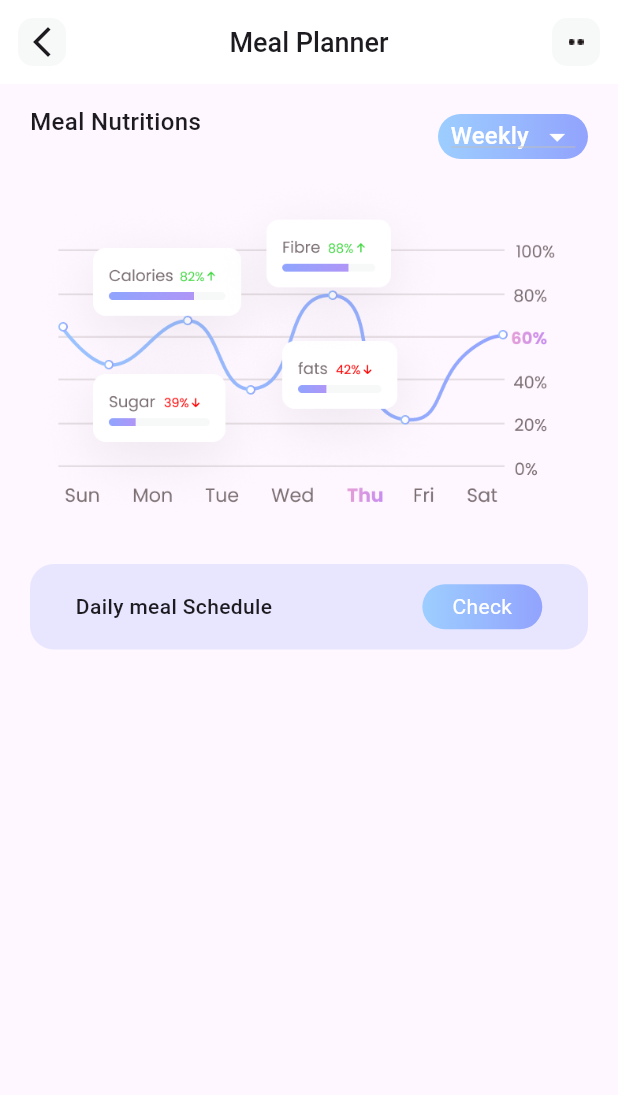
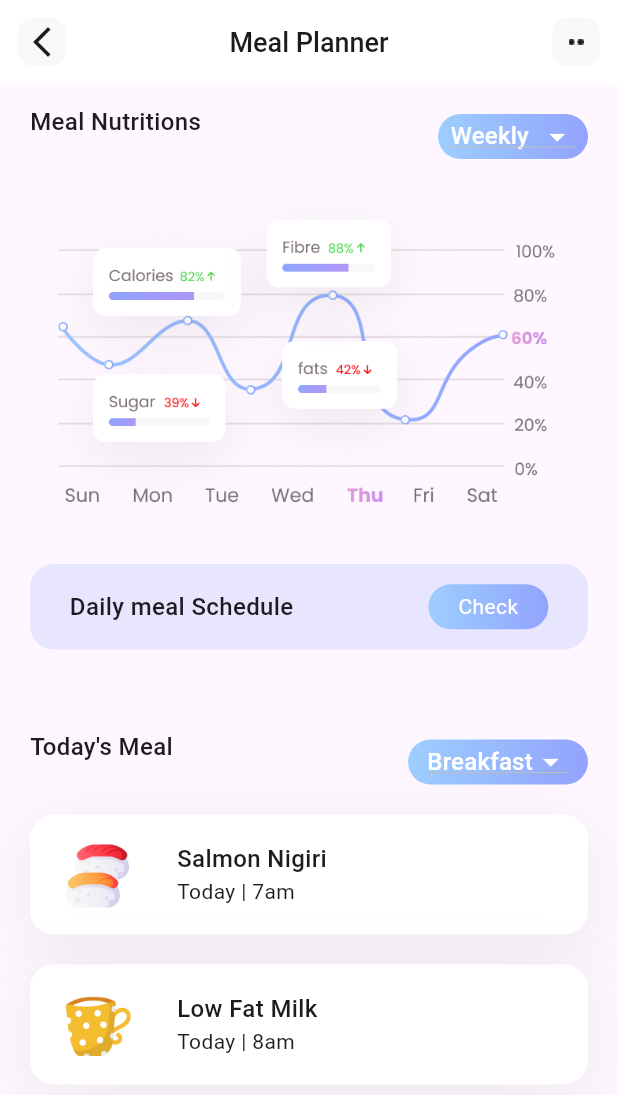
Before and after one commit to ShashiniHanshani/fitnestX, a Flutter app: the screen it shows after launch, on a phone screen of 412 x 824 dp. Shown: the top 1095 px of the screen. Run offline on Flutter 3.47's test engine with Material 3 defaults, Android fonts, the phone set to English and light mode, and no system bars.

Commit message:
Today's meal

```diff
--- /dev/null
+++ b/fitness_app/lib/models/find_something_to_eat_model/today_meal.dart
@@ -0,0 +1,31 @@
+class TodayMealModel {
+  String iconPath;
+  String name;
+  String time;
+
+  TodayMealModel({
+    required this.iconPath,
+    required this.name,
+    required this.time,
+  });
+
+  static List<TodayMealModel> getTodaymeal() {
+    List<TodayMealModel> todayMeal = [];
+
+    todayMeal.add(
+      TodayMealModel(
+        iconPath: "assets/icons/salmon.png",
+        name: "Salmon Nigiri",
+        time: "7am",
+      ),
+    );
+    todayMeal.add(
+      TodayMealModel(
+        iconPath: "assets/icons/lowfatMilk.png",
+        name: "Low Fat Milk",
+        time: "8am",
+      ),
+    );
+    return todayMeal;
+  }
+}
--- a/fitness_app/lib/pages/meal_planner/landing_page.dart
+++ b/fitness_app/lib/pages/meal_planner/landing_page.dart
@@ -1,3 +1,4 @@
+import 'package:fitness_app/models/find_something_to_eat_model/today_meal.dart';
 import 'package:flutter/material.dart';
 
 class landing_page extends StatefulWidget {
@@ -8,8 +9,15 @@ class landing_page extends StatefulWidget {
 }
 
 class _landing_pageState extends State<landing_page> {
+  List<TodayMealModel> todayMeal = [];
+
+  void _getInfo() {
+    todayMeal = TodayMealModel.getTodaymeal();
+  }
+
   @override
   Widget build(BuildContext context) {
+    _getInfo();
     Size size = MediaQuery.of(context).size;
     return Scaffold(
       //app bar
@@ -26,6 +34,107 @@ class _landing_pageState extends State<landing_page> {
           _dailyMealSchedule(size),
 
           //Todays meal
+          Padding(
+            padding: const EdgeInsets.all(20.0),
+            child: Column(
+              children: [
+                Row(
+                  mainAxisAlignment: MainAxisAlignment.spaceBetween,
+                  children: [
+                    Text(
+                      "Today's Meal",
+                      style: TextStyle(
+                        fontSize: 16,
+                        fontWeight: FontWeight.w500,
+                      ),
+                    ),
+                    Padding(
+                      padding: const EdgeInsets.only(top: 20),
+                      child: Container(
+                        height: 30,
+                        width: 120,
+                        decoration: BoxDecoration(
+                          borderRadius: BorderRadius.circular(30),
+                          gradient: LinearGradient(
+                            colors: [
+                              Color(0xff9DCEFF),
+                              Color(0xff92A3FD),
+                            ],
+                          ),
+                        ),
+                        child: Center(
+                          child: DropdownButton<String>(
+                            iconEnabledColor: Colors.white,
+                            hint: Text(
+                              "Breakfast",
+                              style: TextStyle(color: Colors.white),
+                            ),
+                            items: ['Breakfast', 'Lunch', 'Dinner']
+                                .map((String value) {
+                              return DropdownMenuItem(
+                                alignment: Alignment.center,
+                                value: value,
+                                child: Text(
+                                  value,
+                                ),
+                              );
+                            }).toList(),
+                            onChanged: (_) {},
+                          ),
+                        ),
+                      ),
+                    ),
+                  ],
+                ),
+                SizedBox(height: 20),
+                ListView.separated(
+                  itemCount: todayMeal.length,
+                  scrollDirection: Axis.vertical,
+                  shrinkWrap: true,
+                  separatorBuilder: (context, index) => SizedBox(
+                    height: 20,
+                  ),
+                  itemBuilder: (context, index) {
+                    return Container(
+                      height: 80,
+                      decoration: BoxDecoration(
+                          borderRadius: BorderRadius.circular(16),
+                          color: Colors.white,
+                          boxShadow: [
+                            BoxShadow(
+                              color: Color(0xff1D1617).withOpacity(0.07),
+                              offset: Offset(0, 10),
+                              blurRadius: 40,
+                              spreadRadius: 0,
+                            ),
+                          ]),
+                      child: Row(
+                        children: [
+                          Image.asset(todayMeal[index].iconPath),
+                          Padding(
+                            padding: const EdgeInsets.fromLTRB(8, 18, 8, 0),
+                            child: Column(
+                              crossAxisAlignment: CrossAxisAlignment.start,
+                              children: [
+                                Text(
+                                  todayMeal[index].name,
+                                  style: TextStyle(
+                                    fontSize: 16,
+                                    fontWeight: FontWeight.w500,
+                                  ),
+                                ),
+                                Text("Today " + "| " + todayMeal[index].time),
+                              ],
+                            ),
+                          ),
+                        ],
+                      ),
+                    );
+                  },
+                ),
+              ],
+            ),
+          ),
           //find Something to eat
         ],
       ),
@@ -47,10 +156,10 @@ class _landing_pageState extends State<landing_page> {
           children: [
             Text(
               "Daily meal Schedule",
-                  style: TextStyle(fontSize: 14, fontWeight: FontWeight.w500),
+              style: TextStyle(fontSize: 16, fontWeight: FontWeight.w500),
             ),
             SizedBox(
-                  width: 100,
+              width: 90,
             ),
             Container(
               height: 30,
```
Also changed, not shown: fitness_app/assets/icons/lowfatMilk.png (added), fitness_app/assets/icons/reminders.png (added), fitness_app/assets/icons/salmon.png (added). Lines whose indentation alone changed are shown as unchanged.
